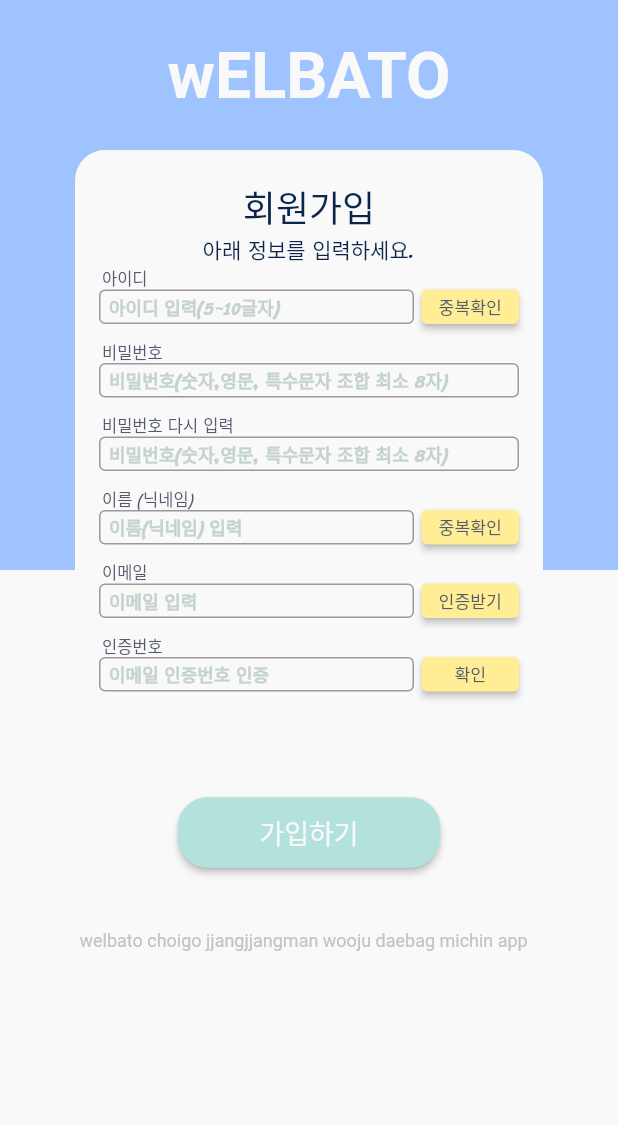
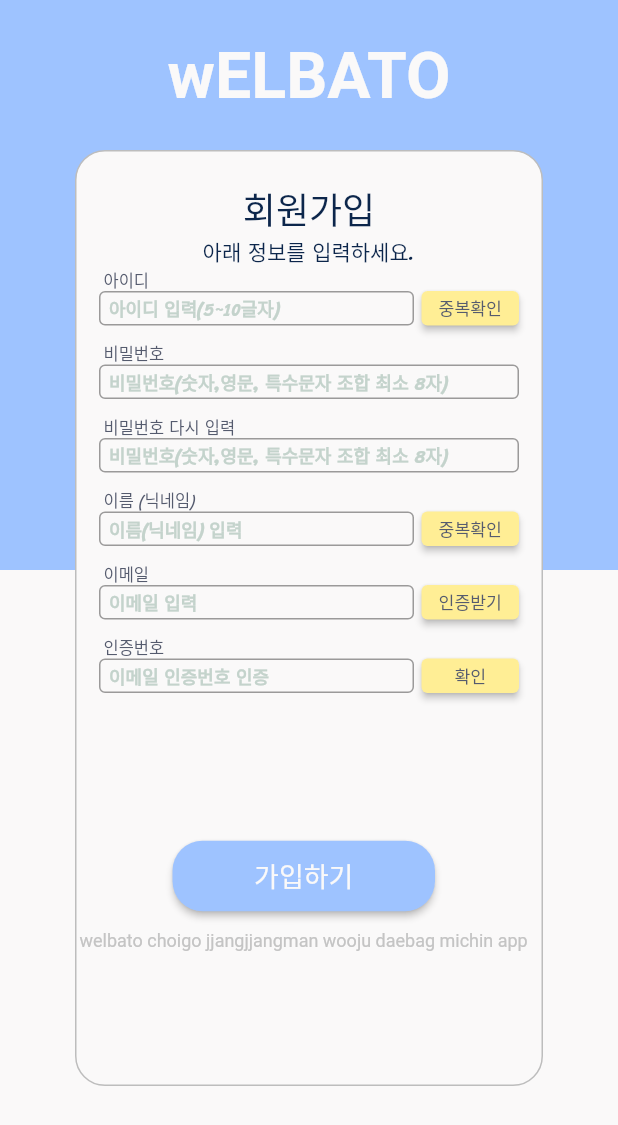
Before and after one commit to Lovingcats/Flutter_project, a Flutter app: the SignUp screen opened directly, on a phone screen of 412 x 824 dp. Shown: the top 1125 px of the screen. Run offline on Flutter 3.47's test engine with Material 2 defaults, Android fonts, the phone set to English and light mode, and no system bars; our stand-ins replace carousel_slider, cloud_firestore, flutter_linkify, flutter_signin_button, fluttertoast, story_view; accounts and stored records are empty; Roboto replaces fonts that are missing (Gaegu).

Commit message:
202-05-19

```diff
--- a/welcome/welcome/lib/screens/signup.dart
+++ b/welcome/welcome/lib/screens/signup.dart
@@ -513,29 +513,33 @@ class _SignUpState extends State<SignUp> {
                       const SizedBox(
                         height: 70,
                       ),
-
-                      ElevatedButton(
-                        onPressed: () {},
-                        child: const Text("가입하기",
-                            style: TextStyle(
-                              fontSize: 18,
-                              color: Color(0xffFAF9F9),
-                            )),
-                        style: ElevatedButton.styleFrom(
-                          primary: const Color(0xffB3E2DC),
-                          minimumSize: const Size(175, 47),
-                          shape: RoundedRectangleBorder(
-                            borderRadius: BorderRadius.circular(20.0),
-                          ),
-                        ),
-                      ),
                     ],
                   ),
                   width: double.infinity,
                   height: double.infinity,
                   decoration: BoxDecoration(
+                    border: Border.all(color: Color(0xffBDBDBD)),
                     color: const Color(0xffFAF9F9),
                     borderRadius: BorderRadius.circular(20.0),
+                  ),
+                ),
+              ),
+              Positioned(
+                top: 560,
+                left: 115,
+                child: ElevatedButton(
+                  onPressed: () {},
+                  child: const Text("가입하기",
+                      style: TextStyle(
+                        fontSize: 18,
+                        color: Color(0xffFAF9F9),
+                      )),
+                  style: ElevatedButton.styleFrom(
+                    primary: const Color(0xff9EC3FF),
+                    minimumSize: const Size(175, 47),
+                    shape: RoundedRectangleBorder(
+                      borderRadius: BorderRadius.circular(20.0),
+                    ),
                   ),
                 ),
               ),
@@ -554,4 +558,6 @@ class _SignUpState extends State<SignUp> {
           ),
         ));
   }
+
+
 }
```
Also changed, not shown: welcome/welcome/lib/screens/picture.dart (+32 -2 lines).
